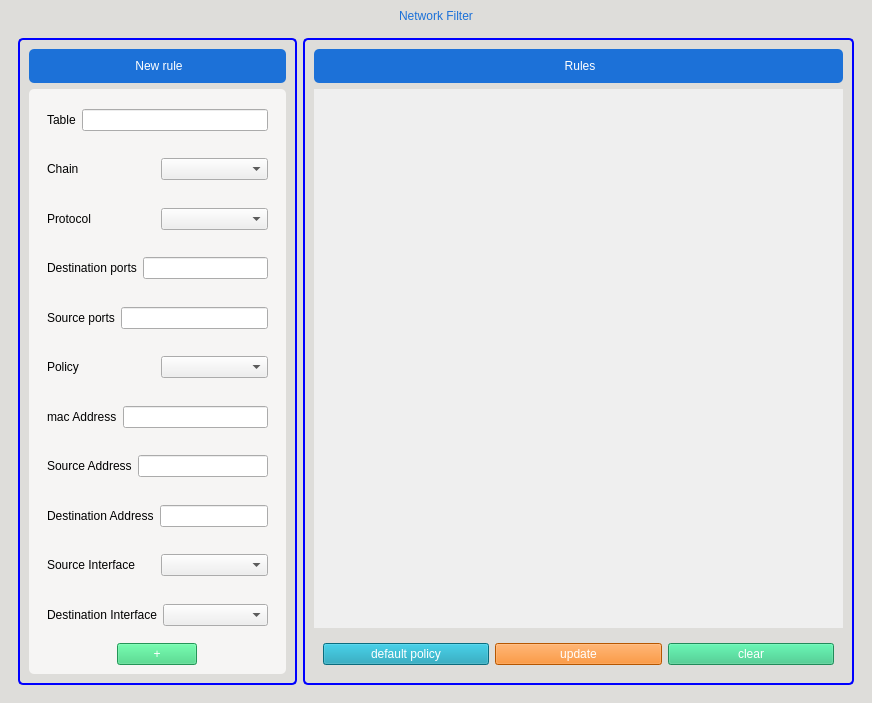
Before: the Qt Designer form NetFilter/mainwindow.ui in tojocyriaque/School_projects, drawn with Qt 5.
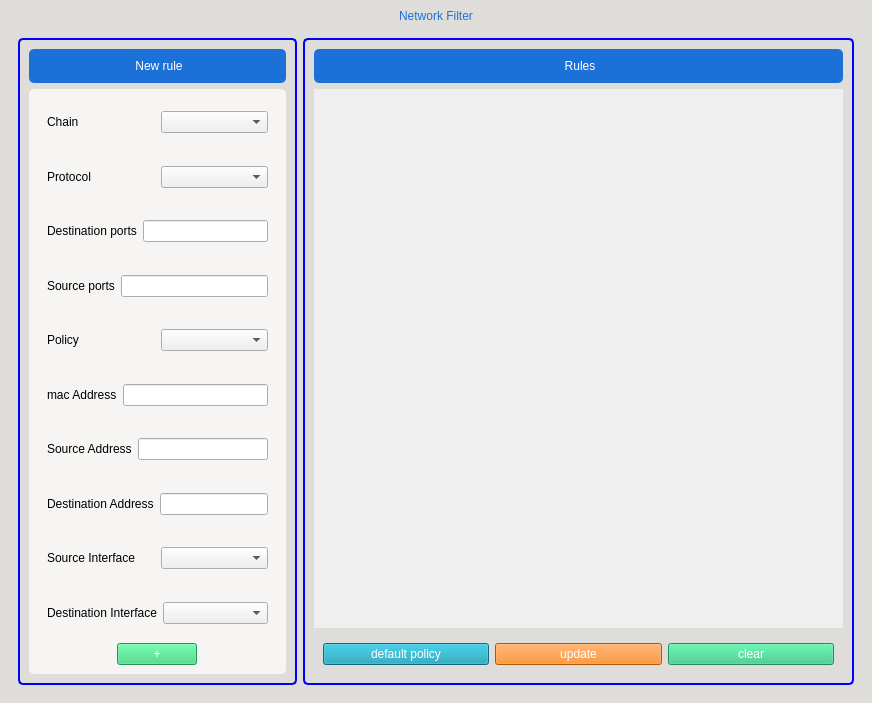
After: the same form once the commit is applied.

```diff
--- a/NetFilter/mainwindow.ui
+++ b/NetFilter/mainwindow.ui
@@ -167,28 +167,6 @@
              <enum>QFrame::Raised</enum>
             </property>
             <layout class="QVBoxLayout" name="verticalLayout_4">
-             <item>
-              <widget class="QFrame" name="tableFrame">
-               <property name="frameShape">
-                <enum>QFrame::StyledPanel</enum>
-               </property>
-               <property name="frameShadow">
-                <enum>QFrame::Raised</enum>
-               </property>
-               <layout class="QHBoxLayout" name="horizontalLayout_10">
-                <item>
-                 <widget class="QLabel" name="tableLabel">
-                  <property name="text">
-                   <string>&lt;html&gt;&lt;head/&gt;&lt;body&gt;&lt;p&gt;Table&lt;/p&gt;&lt;/body&gt;&lt;/html&gt;</string>
-                  </property>
-                 </widget>
-                </item>
-                <item>
-                 <widget class="QLineEdit" name="tableLineEdit"/>
-                </item>
-               </layout>
-              </widget>
-             </item>
              <item>
               <widget class="QFrame" name="chainFrame">
                <property name="frameShape">
```
Left out of the diff: 3 changed lines with no effect on the pictures.
